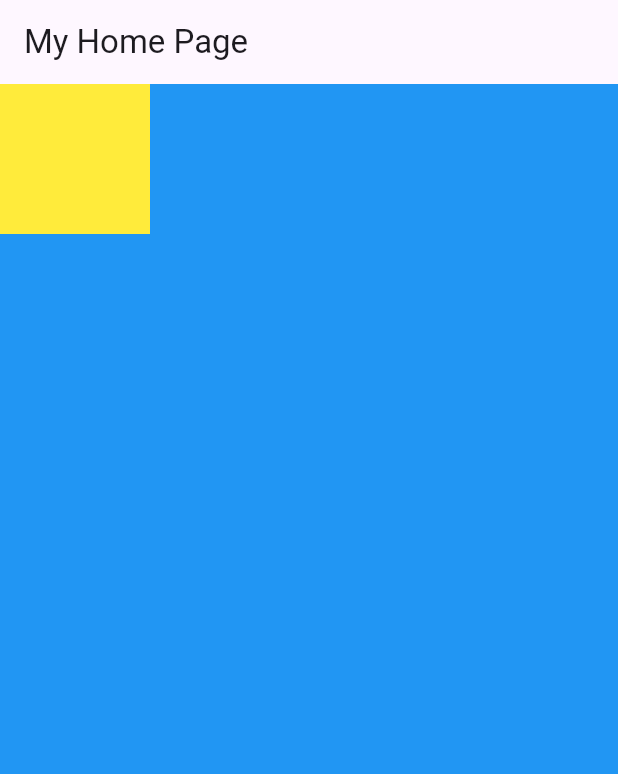
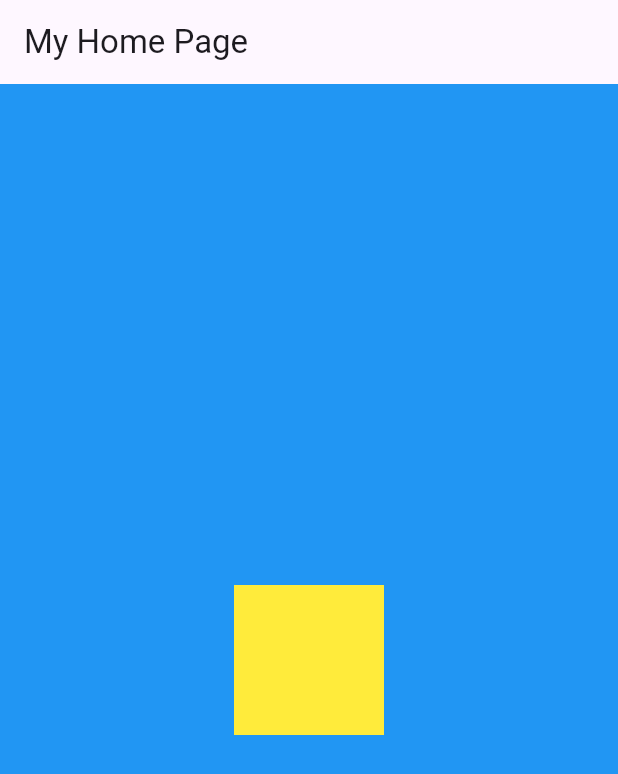
Before and after one commit to ozMoreira/AulasFlutter, a Flutter app: the screen it shows after launch, on a phone screen of 412 x 824 dp. Shown: the top 774 px of the screen. Run offline on Flutter 3.47's test engine with Material 3 defaults, Android fonts, the phone set to English and light mode, and no system bars; our stand-ins replace firebase_core; accounts and stored records are empty.

Commit message:
Ajuste do layout para centralizer o container

```diff
--- a/lib/Pages/myhomepage.dart
+++ b/lib/Pages/myhomepage.dart
@@ -9,9 +9,13 @@ class MyHomePage extends StatelessWidget {
       body: LayoutBuilder(
         builder: (context, constraints) {
           if (constraints.maxWidth > 600) {
-            return Container(color: Colors.red, height: 100, width: 100);
+            return Center(
+              child: Container(color: Colors.red, height: 100, width: 100),
+            );
           } else {
-            return Container(color: Colors.yellow, height: 100, width: 100);
+            return Center(
+              child: Container(color: Colors.yellow, height: 100, width: 100),
+            );
           }
         },
       ),
```
